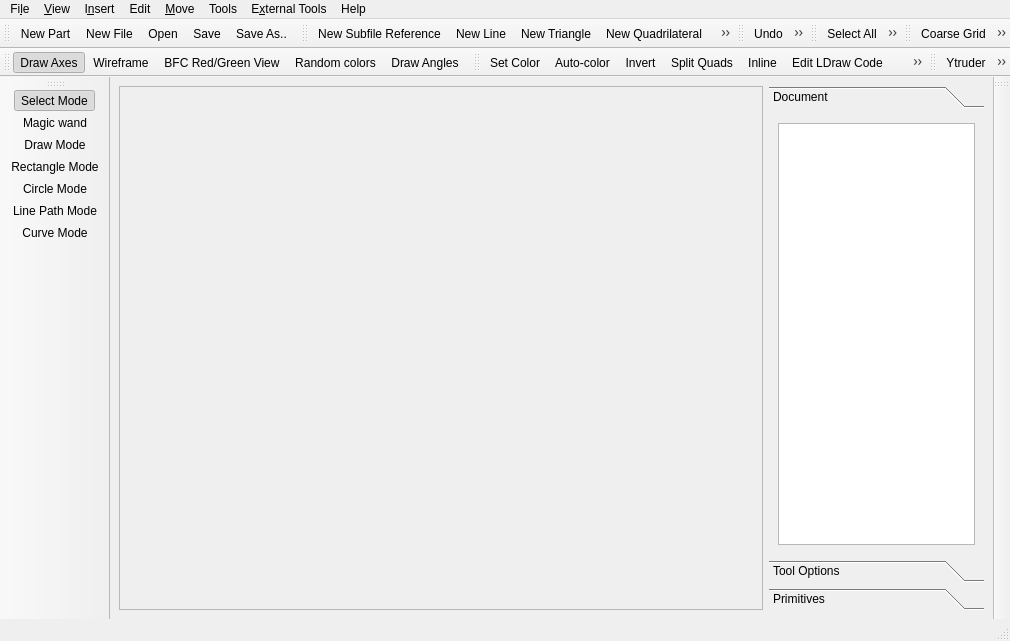
Before: the Qt Designer form src/mainwindow.ui in Symbian9/ldforge, drawn with Qt 5.
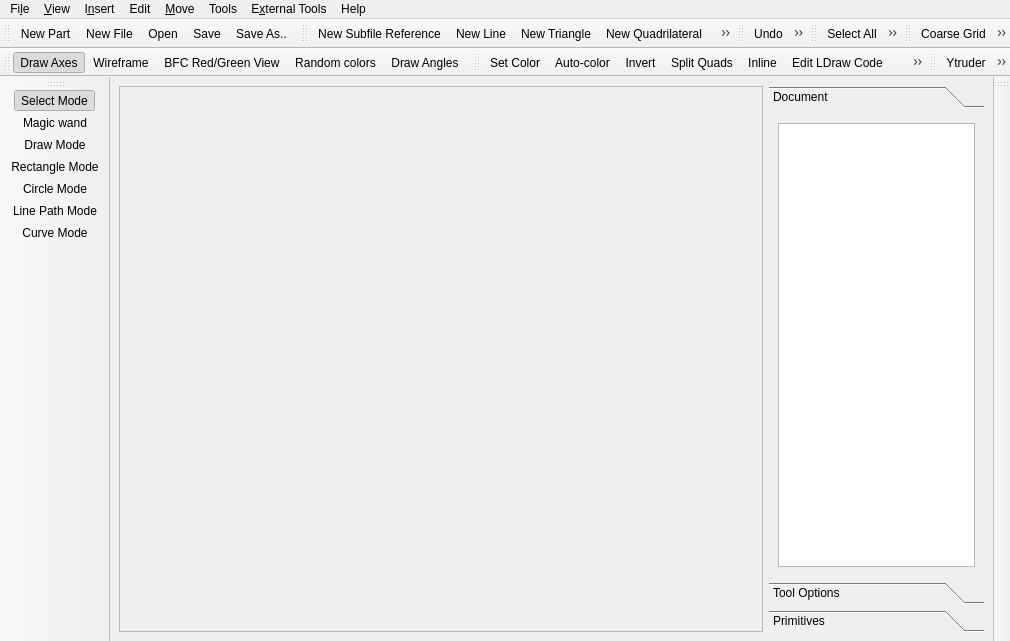
After: the same form once the commit is applied. Icons and pictures are not drawn.

Commit message: Removed the status bar, since it's not used for anything

```diff
--- a/src/mainwindow.ui
+++ b/src/mainwindow.ui
@@ -47,8 +47,8 @@
           <rect>
            <x>0</x>
            <y>0</y>
-           <width>234</width>
-           <height>407</height>
+           <width>233</width>
+           <height>429</height>
           </rect>
          </property>
          <attribute name="label">
@@ -401,7 +401,6 @@
    <addaction name="menuExternal_Tools"/>
    <addaction name="menuHelp"/>
   </widget>
-  <widget class="QStatusBar" name="statusbar"/>
   <widget class="QToolBar" name="toolBarFile">
    <property name="windowTitle">
     <string>File</string>
```
Left out of the diff: 12 changed lines with no effect on the pictures. The commit also changes 1 other file.
